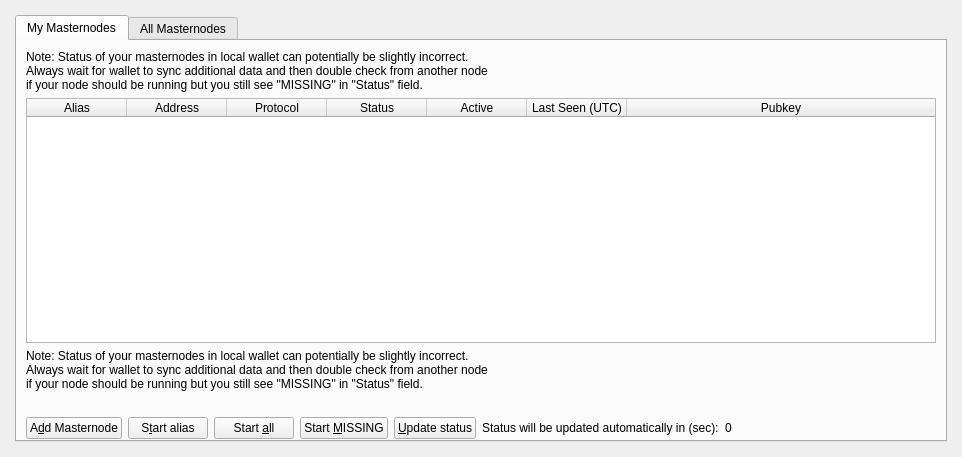
The window that src/qt/forms/masternodelist.ui (Test-Coin/TestCoin) describes before a commit, drawn with Qt 5.
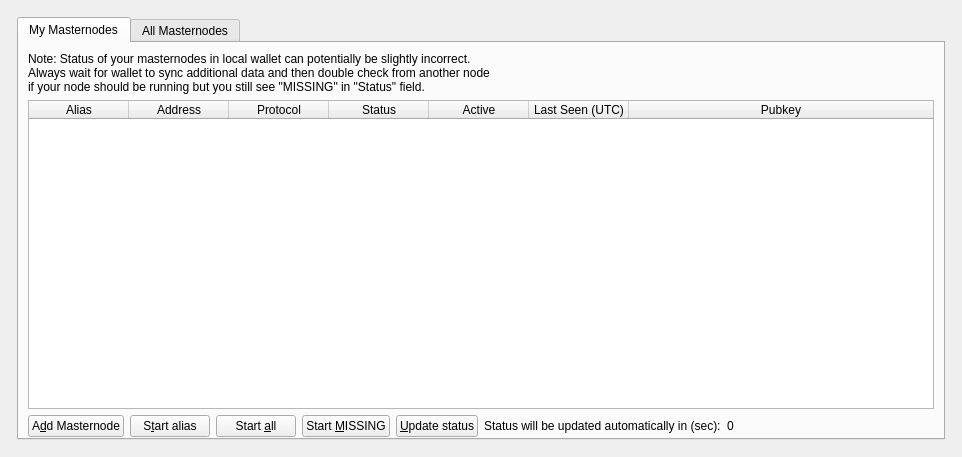
The same window after the commit. The open tabs and pages were chosen to show the change.

Patch:
```diff
--- a/src/qt/forms/masternodelist.ui
+++ b/src/qt/forms/masternodelist.ui
@@ -13,21 +13,9 @@
     <property name="windowTitle">
       <string>Form</string>
     </property>
-    <layout class="QVBoxLayout" name="topLayout" stretch="0">
-      <property name="leftMargin">
-        <number>9</number>
-      </property>
-      <property name="topMargin">
-        <number>9</number>
-      </property>
-      <property name="rightMargin">
-        <number>9</number>
-      </property>
-      <property name="bottomMargin">
-        <number>9</number>
-      </property>
-      <item>
-        <layout class="QVBoxLayout" name="verticalLayout_Master" stretch="0,1">
+  <layout class="QGridLayout" name="gridLayout">
+   <item row="0" column="0">
+    <layout class="QVBoxLayout" name="verticalLayout_Master" stretch="0,0">
           <property name="spacing">
             <number>0</number>
           </property>
@@ -165,9 +153,6 @@
                                           </disabled>
                                         </palette>
                                       </property>
-                                      <property name="lineWidth">
-                                        <number>0</number>
-                                      </property>
                                       <property name="editTriggers">
                                         <set>QAbstractItemView::NoEditTriggers</set>
                                       </property>
@@ -180,18 +165,12 @@
                                       <property name="selectionBehavior">
                                         <enum>QAbstractItemView::SelectRows</enum>
                                       </property>
-                                      <property name="showGrid">
-                                        <bool>false</bool>
-                                      </property>
                                       <property name="sortingEnabled">
                                         <bool>true</bool>
                                       </property>
                                       <attribute name="horizontalHeaderStretchLastSection">
                                         <bool>true</bool>
                                       </attribute>
-                                      <attribute name="verticalHeaderVisible">
-                                        <bool>false</bool>
-                                      </attribute>
                                       <column>
                                         <property name="text">
                                           <string>Alias</string>
@@ -229,36 +208,6 @@
                                       </column>
                                     </widget>
                                   </item>
-                                  <item>
-                                    <layout class="QHBoxLayout" name="horizontalLayout_note">
-                                      <property name="bottomMargin">
-                                        <number>0</number>
-                                      </property>
-                                      <item>
-                                        <widget class="QLabel" name="updateNote">
-                                          <property name="text">
-                                            <string>Note: Status of your masternodes in local wallet can potentially be slightly incorrect.&lt;br /&gt;Always wait for wallet to sync additional data and then double check from another node&lt;br /&gt;if your node should be running but you still see &quot;MISSING&quot; in &quot;Status&quot; field.</string>
-                                          </property>
-                                        </widget>
-                                      </item>
-                                    </layout>
-                                  </item>
-                                  <item>
-                                    <spacer name="verticalSpacer">
-                                      <property name="orientation">
-                                        <enum>Qt::Vertical</enum>
-                                      </property>
-                                      <property name="sizeType">
-                                        <enum>QSizePolicy::Preferred</enum>
-                                      </property>
-                                      <property name="sizeHint" stdset="0">
-                                        <size>
-                                          <width>20</width>
-                                          <height>20</height>
-                                        </size>
-                                      </property>
-                                    </spacer>
-                                  </item>
                                   <item>
                                     <layout class="QHBoxLayout" name="horizontalLayout_5">
                                       <property name="bottomMargin">
```
Left out of the diff: 43 changed lines with no effect on the pictures. Lines whose indentation alone changed are shown as unchanged.
